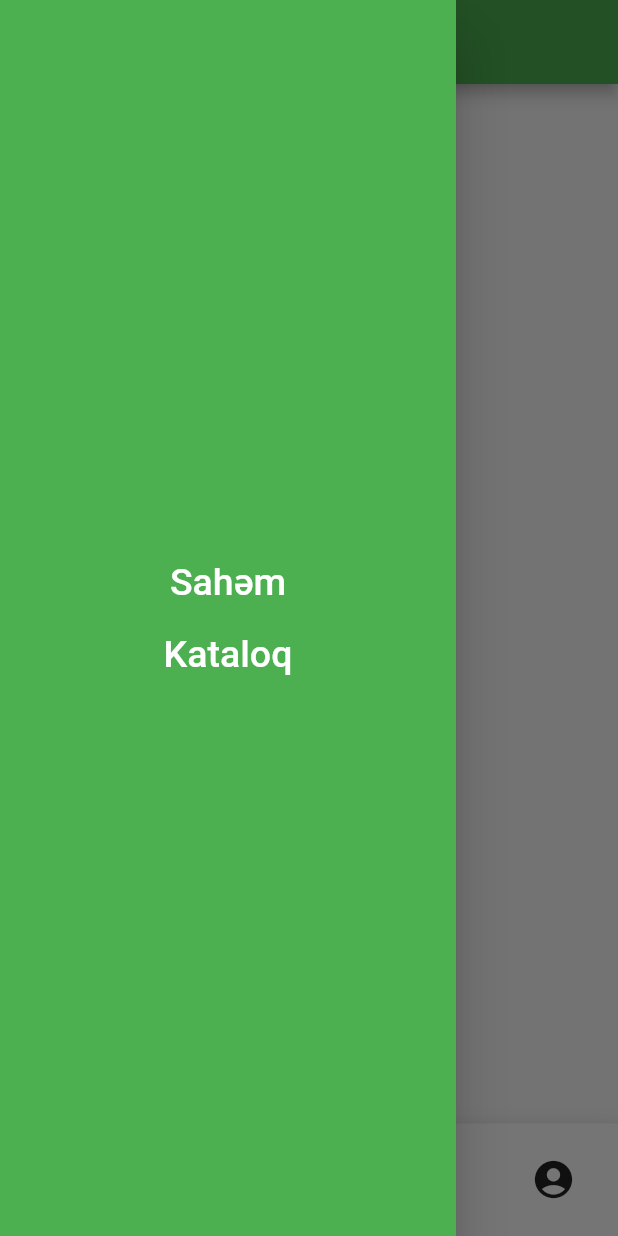
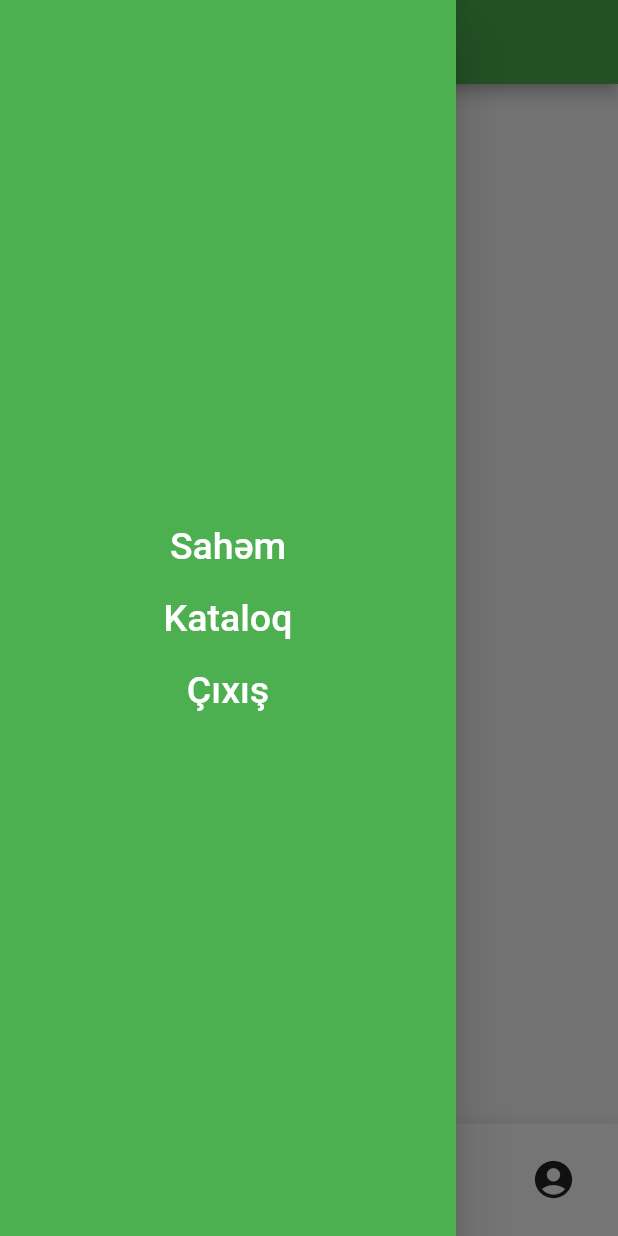
Before and after one commit to Fred0399/agrorammers, a Flutter app: the screen it shows after launch, with the side drawer open, on a phone screen of 412 x 824 dp. Run offline on Flutter 3.47's test engine with Material 2 defaults, Android fonts, the phone set to English and light mode, and no system bars; our stand-ins replace google_sign_in, rxdart.

Commit message:
added drawer and more

```diff
--- a/lib/blocs/login_bloc.dart
+++ b/lib/blocs/login_bloc.dart
@@ -1,18 +1,39 @@
+import 'dart:convert';
+
+import 'package:agrorammers/others/urls.dart';
 import 'package:google_sign_in/google_sign_in.dart';
 import 'package:rxdart/rxdart.dart';
+import 'package:http/http.dart' as http;
 
 class LoginBloc {
-  final GoogleSignIn _googleSignIn = GoogleSignIn(scopes: ['email', 'https://www.googleapis.com/auth/contacts.readonly']);
+  final GoogleSignIn _googleSignIn = GoogleSignIn(
+      scopes: ['email', 'https://www.googleapis.com/auth/contacts.readonly']);
 
   // StreamController
-  final BehaviorSubject<GoogleSignInAccount> _google = BehaviorSubject<GoogleSignInAccount>();
+  final BehaviorSubject<GoogleSignInAccount> _google =
+      BehaviorSubject<GoogleSignInAccount>();
+  final BehaviorSubject<Map<String,dynamic>> _userInfos =
+      BehaviorSubject<Map<String,dynamic>>();
 
   // Streams
   Stream<GoogleSignInAccount> get googleAccount => _google.stream;
+  Stream<Map<String,dynamic>> get userAccount => _userInfos.stream;
 
   sigInGoogle() async {
-    _googleSignIn.signIn().then((GoogleSignInAccount account) {
-      _google.sink.add(account);
+    _googleSignIn.signIn().then((GoogleSignInAccount account) async {
+      //_google.sink.add(account);
+      print(account);
+      final response = await http.post(loginApi, body: {'name':account.displayName,'email':account.email,'social_id':account.id,'picture_url':account.photoUrl,});
+      final extractedData = json.decode(response.body) as Map<String, dynamic>;
+      if (extractedData == null) {
+        return null;
+      }
+      return extractedData;
+    }).then((result) {
+      print(result);
+      _userInfos.sink.add(result);
+    }).catchError((error) {
+      print("Error in Login $error");
     });
   }
 
--- /dev/null
+++ b/lib/data/plant_data.dart
@@ -0,0 +1,18 @@
+import 'dart:ui';
+
+class PlantData{
+  final int id;
+  final String title;
+  final Image image;
+  final List<TaskCare> tasks;
+  PlantData({this.id,this.title,this.image,this.tasks});
+}
+
+class TaskCare{
+  final int isDone;//0 means it is not done yet, 1 means it is.
+  final String note;
+  final String time_data;
+
+  TaskCare({this.isDone=0,this.note,this.time_data});
+
+}
--- a/lib/main.dart
+++ b/lib/main.dart
@@ -1,6 +1,5 @@
 import 'package:flutter/material.dart';
 import 'blocs/login_provider.dart';
-import 'colors.dart';
 import 'screens/home_page.dart';
 
 void main() => runApp(MyApp());
@@ -11,7 +10,6 @@ class MyApp extends StatefulWidget {
 }
 
 class _MyAppState extends State<MyApp> {
-  final MaterialColor colorCustom = MaterialColor(0xFF0158B7, color);
 
   @override
   Widget build(BuildContext context) {
--- a/lib/drawer.dart
+++ b/lib/others/drawer.dart
@@ -26,8 +26,9 @@ class AppIconForDrawer extends StatelessWidget {
 
 class DrawerPg extends StatelessWidget {
   final Function comenSoonen;
+  final Function logout;
 
-  DrawerPg({this.comenSoonen});
+  DrawerPg({this.comenSoonen,this.logout});
 
   static Widget instaFaceRow(BuildContext ctx, Color iconColor, bool isDraw) {
     return Row(
@@ -89,6 +90,10 @@ class DrawerPg extends StatelessWidget {
               content: "Kataloq",
               pressFunc: () {},
             ),
+            drawDesign(
+              content: "Çıxış",
+              pressFunc: () => logout,
+            ),
           ],
         ),
       ),
--- /dev/null
+++ b/lib/others/urls.dart
@@ -0,0 +1,3 @@
+const String domain="http://anifan.club/";
+
+const String loginApi=domain+"loginApi";
--- /dev/null
+++ b/lib/screens/home.dart
@@ -0,0 +1,25 @@
+import 'package:agrorammers/data/plant_data.dart';
+import 'package:agrorammers/widgets/my_plant.dart';
+import 'package:flutter/material.dart';
+
+class Home extends StatefulWidget {
+  final List<PlantData> list;
+
+  Home(this.list);
+
+  @override
+  _HomeState createState() => _HomeState();
+}
+
+class _HomeState extends State<Home> {
+  @override
+  Widget build(BuildContext context) {
+    return SingleChildScrollView(
+      child: (widget.list != null)
+          ? Column(children: widget.list.map((val) {}).toList())
+          : Center(
+              child: Text("Bitki əlavə edilməyib!"),
+            ),
+    );
+  }
+}
--- a/lib/screens/home_page.dart
+++ b/lib/screens/home_page.dart
@@ -1,11 +1,12 @@
 import 'package:flutter/material.dart';
 import 'package:google_sign_in/google_sign_in.dart';
 import '../blocs/login_provider.dart';
-import '../drawer.dart';
+import '../others/drawer.dart';
+import 'home.dart';
 
 class LoginPage extends StatefulWidget {
-  int choosedind=0;
-  String appBarTitle="Sahəm";
+  int choosedind = 0;
+  String appBarTitle = "Sahəm";
   @override
   _LoginPageState createState() => _LoginPageState();
 }
@@ -21,7 +22,7 @@ class _LoginPageState extends State<LoginPage> {
       appBar: AppBar(
         title: Text(widget.appBarTitle),
       ),
-      drawer: DrawerPg(),
+      drawer: DrawerPg(logout: null),
       floatingActionButtonLocation: FloatingActionButtonLocation.centerDocked,
       bottomNavigationBar: BottomAppBar(
         shape: CircularNotchedRectangle(),
@@ -39,7 +40,7 @@ class _LoginPageState extends State<LoginPage> {
                 onPressed: () {
                   setState(() {
                     widget.choosedind = 0;
-                    widget.appBarTitle="Sahəm";
+                    widget.appBarTitle = "Sahəm";
                     _myPage.jumpToPage(0);
                   });
                 },
@@ -51,7 +52,7 @@ class _LoginPageState extends State<LoginPage> {
                 color: (widget.choosedind == 1) ? Colors.green : null,
                 onPressed: () {
                   setState(() {
-                    widget.appBarTitle="Forum";
+                    widget.appBarTitle = "Forum";
                     widget.choosedind = 1;
                     _myPage.jumpToPage(1);
                   });
@@ -64,7 +65,7 @@ class _LoginPageState extends State<LoginPage> {
                 color: (widget.choosedind == 2) ? Colors.green : null,
                 onPressed: () {
                   setState(() {
-                    widget.appBarTitle="Sahəm";
+                    widget.appBarTitle = "Sahəm";
                     widget.choosedind = 2;
                     _myPage.jumpToPage(2);
                   });
@@ -78,7 +79,7 @@ class _LoginPageState extends State<LoginPage> {
                 onPressed: () {
                   bloc.sigInGoogle();
                   setState(() {
-                    widget.appBarTitle="Profil";
+                    widget.appBarTitle = "Profil";
                     widget.choosedind = 3;
                     _myPage.jumpToPage(3);
                   });
@@ -94,10 +95,10 @@ class _LoginPageState extends State<LoginPage> {
           print('Page Changes to index $int');
         },
         children: <Widget>[
-          Center(
-            child: Container(
-              child: Text('Empty Body 0'),
-            ),
+          Container(
+            width: double.infinity,
+            height: double.infinity,
+            child:Home(null),
           ),
           Center(
             child: Container(
@@ -159,6 +160,11 @@ class _LoginPageState extends State<LoginPage> {
     );
   }
 
+  String _loggout(LoginBloc bloc) {
+    bloc.signOutGoogle();
+    return "outed";
+  }
+
   Widget _buildSignOutBt(LoginBloc bloc) {
     return StreamBuilder(
       stream: bloc.googleAccount,
```
Also changed, not shown: lib/widgets/my_plant.dart (added, +15 -0 lines), pubspec.yaml (+7 -0 lines), lib/others/BottomAppBar.dart (renamed from lib/BottomAppBar.dart), lib/others/colors.dart (renamed from lib/colors.dart), pubspec.lock.
